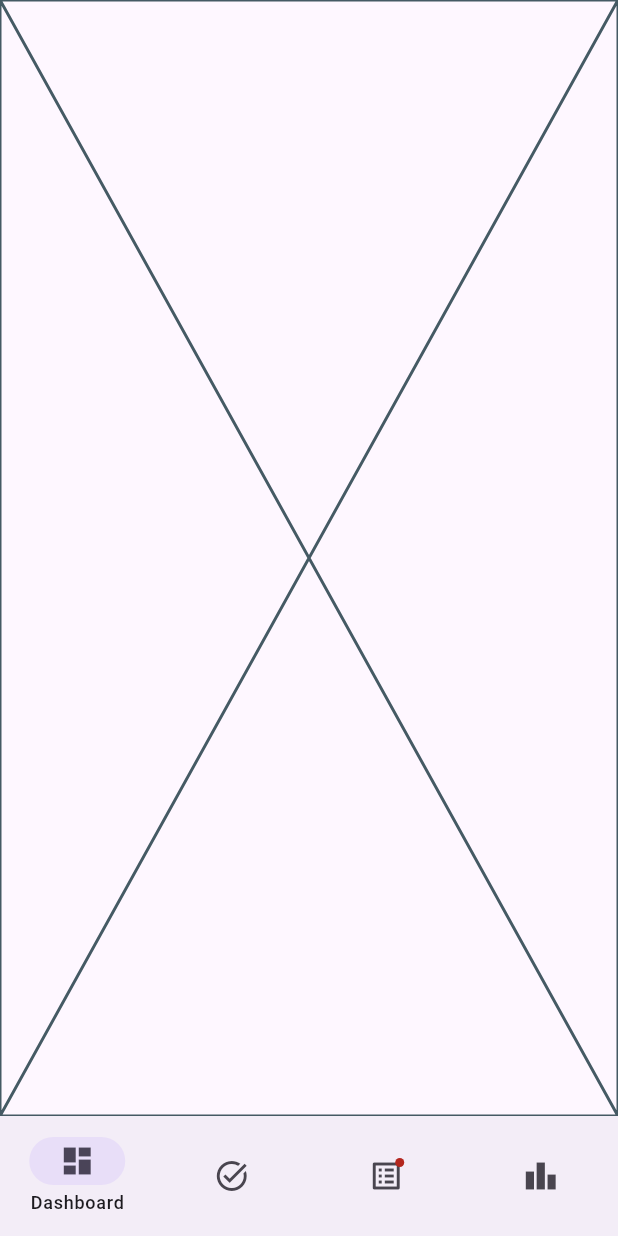
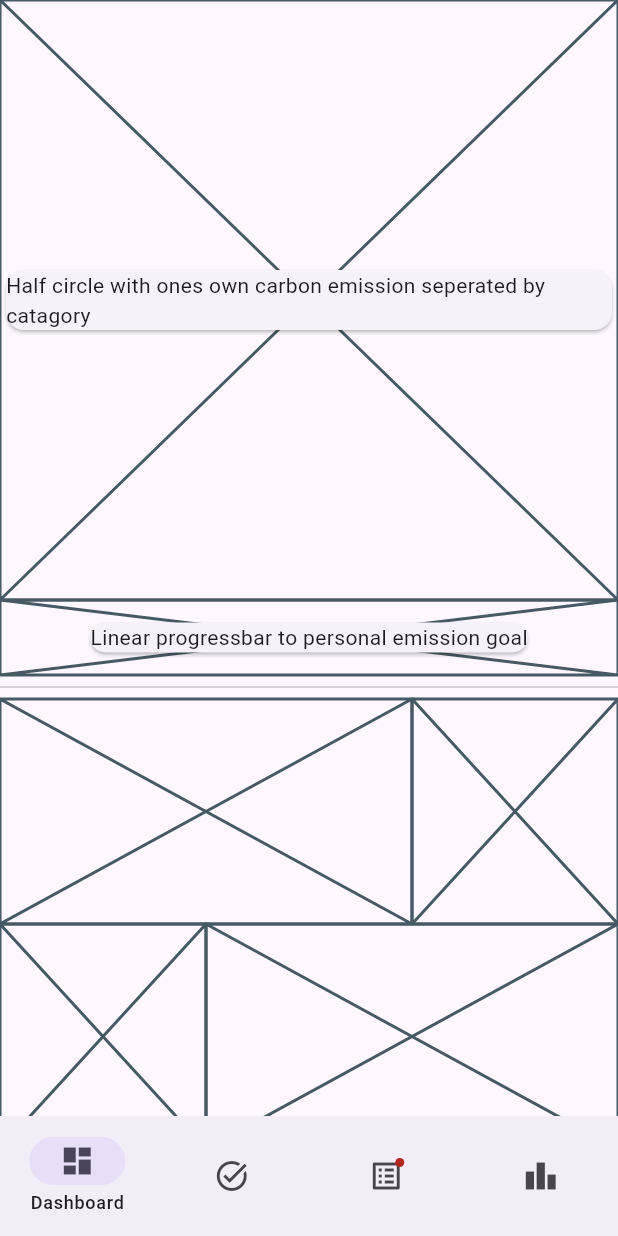
Before and after one commit to jaller698/02122_project, a Flutter app: the screen it shows after launch, on a phone screen of 412 x 824 dp. Run offline on Flutter 3.47's test engine with Material 3 defaults, Android fonts, the phone set to English and light mode, and no system bars; our stand-ins replace flutter_form_builder, form_builder_validators.

Commit message:
Added placeholder for dashboard

```diff
--- /dev/null
+++ b/Frontend/lib/src/CarbonTracker/carbon_tracker_view.dart
@@ -0,0 +1,12 @@
+import 'package:flutter/material.dart';
+
+class CarbonTrackerView extends StatelessWidget {
+  const CarbonTrackerView({
+    super.key,
+  });
+
+  @override
+  Widget build(BuildContext context) {
+    return const Placeholder();
+  }
+}
--- /dev/null
+++ b/Frontend/lib/src/Dashboard/dashboard_view.dart
@@ -0,0 +1,76 @@
+import 'dart:convert';
+
+import 'package:flutter/material.dart';
+
+class DashboardView extends StatelessWidget {
+  const DashboardView({
+    super.key,
+  });
+
+  @override
+  Widget build(BuildContext context) {
+    return ListView(
+      children: const <Widget>[
+        Placeholder(
+          fallbackHeight: 400,
+          child: Center(
+            child: Card(
+              child: Text(
+                  'Half circle with ones own carbon emission seperated by catagory'),
+            ),
+          ),
+        ),
+        Placeholder(
+          fallbackHeight: 50,
+          child: Center(
+            child: Card(
+              child: Text('Linear progressbar to personal emission goal'),
+            ),
+          ),
+        ),
+        Divider(),
+        Row(
+          children: [
+            Expanded(
+              flex: 2,
+              child: Placeholder(
+                fallbackHeight: 150,
+              ),
+            ),
+            Expanded(
+              flex: 1,
+              child: Placeholder(
+                fallbackHeight: 150,
+              ),
+            ),
+          ],
+        ),
+        Row(
+          children: [
+            Expanded(
+              flex: 1,
+              child: Placeholder(
+                fallbackHeight: 150,
+              ),
+            ),
+            Expanded(
+              flex: 2,
+              child: Placeholder(
+                fallbackHeight: 150,
+              ),
+            ),
+          ],
+        ),
+        Divider(),
+        Placeholder(
+          fallbackHeight: 50,
+          child: Center(
+            child: Card(
+              child: Text(' Jank central '),
+            ),
+          ),
+        ),
+      ],
+    );
+  }
+}
--- a/Frontend/lib/src/Views/main_view.dart
+++ b/Frontend/lib/src/Views/main_view.dart
@@ -2,6 +2,10 @@ import 'package:carbon_footprint/src/CarbonForm/Widgets/carbon_form_button.dart'
 import 'package:carbon_footprint/src/modals/fetch_data.dart';
 
 import 'package:flutter/material.dart';
+import 'package:flutter/widgets.dart';
+
+import '../CarbonTracker/carbon_tracker_view.dart';
+import '../Dashboard/dashboard_view.dart';
 
 class MainView extends StatefulWidget {
   const MainView({super.key});
@@ -35,10 +39,11 @@ class _MainViewState extends State<MainView> {
           }
         },
         child: <Widget>[
-          const Placeholder(),
-          const Placeholder(),
+          const DashboardView(),
+          const CarbonTrackerView(),
           const Center(child: CarbonFormButton()),
-          const Placeholder(),
+          const Placeholder(
+              child: Center(child: Card(child: Text('Column BARS, todo')))),
         ][_currentPageIndex],
       ),
 
```
